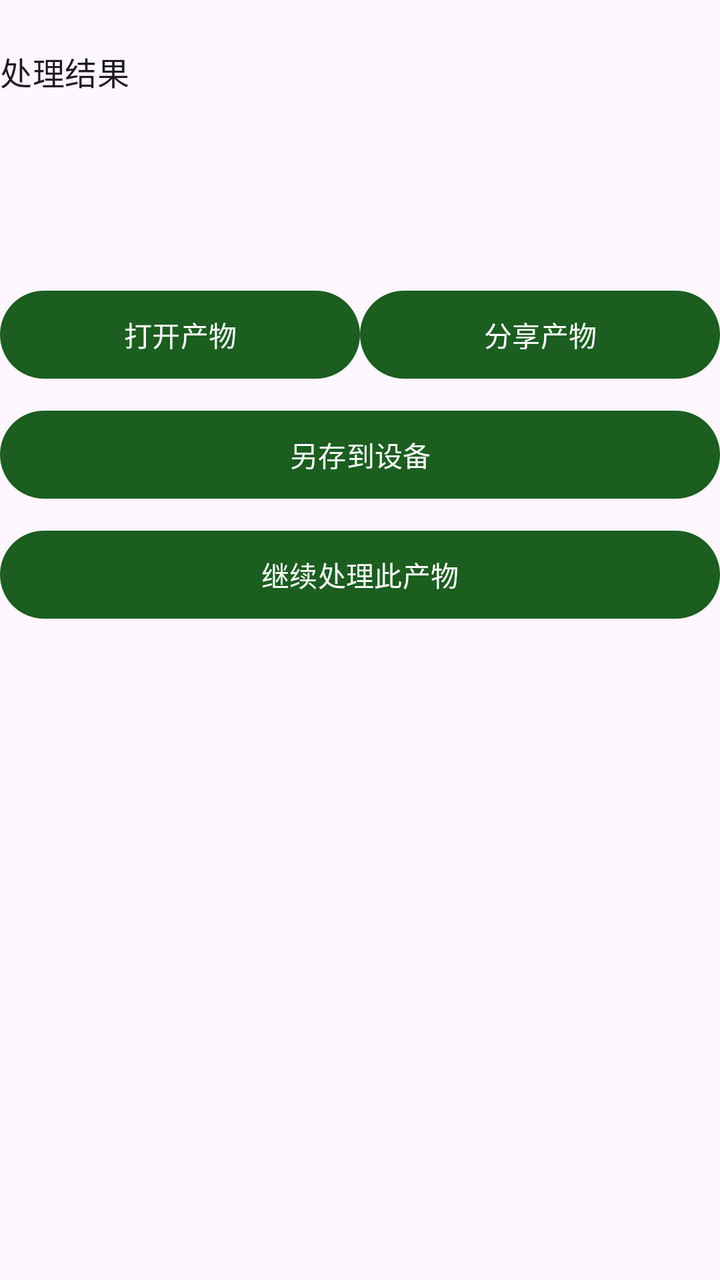
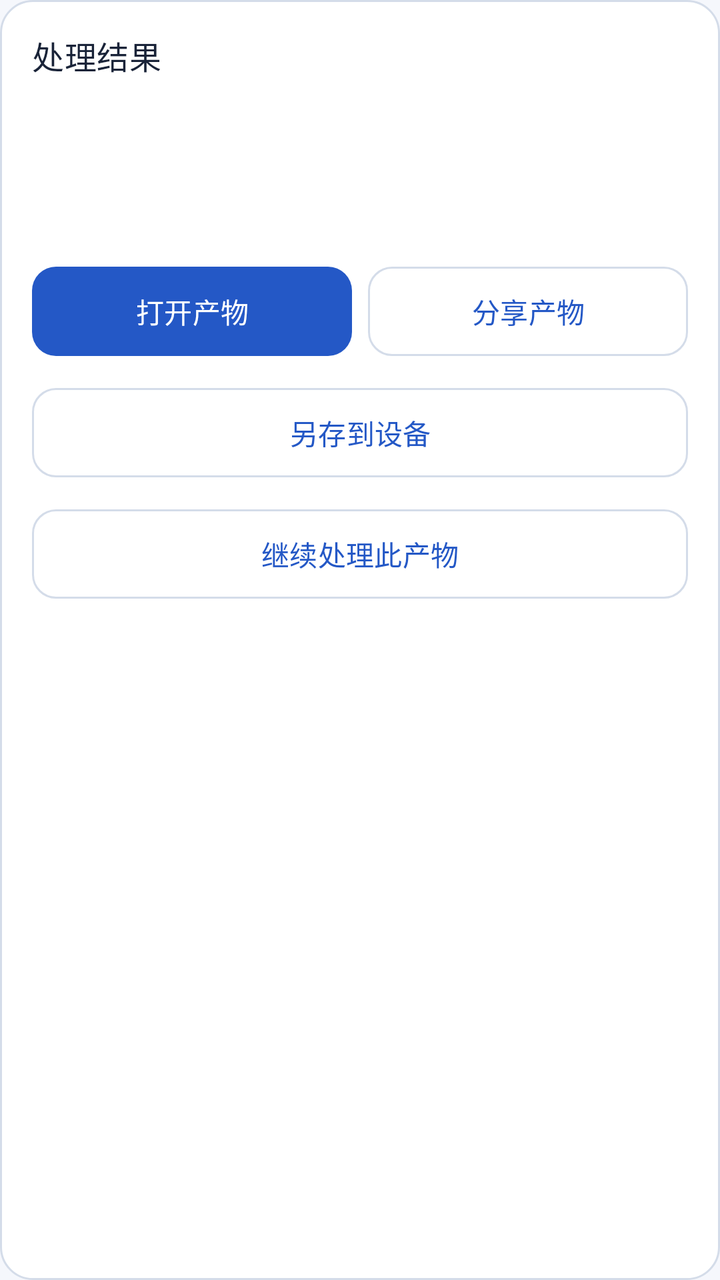

Two renders of the same Android screen: before a commit and after it. Below are the layout's source before the change and the commit's diff.
<!-- AndroidManifest.xml: another module's application theme Theme.DevLib -->
<!-- res/layout/demo_output.xml -->
<?xml version='1.0' encoding='utf-8'?>
<LinearLayout xmlns:android="http://schemas.android.com/apk/res/android" style="@style/Demo.Page" android:padding="0dp">
    <TextView style="@style/Demo.Heading" android:text="@string/demo_output" />
    <TextView android:id="@+id/inputs" style="@style/Demo.Label" android:textIsSelectable="true" />
    <ImageView android:id="@+id/inputPreview" android:layout_width="match_parent" android:layout_height="200dp" android:scaleType="fitCenter" android:contentDescription="@string/workspace_original" android:visibility="gone" />
    <ProgressBar android:id="@+id/progress" style="?android:attr/progressBarStyleHorizontal" android:layout_width="match_parent" android:layout_height="wrap_content" android:visibility="gone" />
    <TextView android:id="@+id/message" style="@style/Demo.Label" android:textIsSelectable="true" />
    <ImageView android:id="@+id/preview" android:layout_width="match_parent" android:layout_height="wrap_content" android:adjustViewBounds="true" android:maxHeight="360dp" android:contentDescription="@string/demo_preview" android:visibility="gone" />
    <com.google.android.material.button.MaterialButton android:id="@+id/cancel" style="@style/Demo.Button" android:text="@string/demo_cancel" android:visibility="gone" />
    <LinearLayout android:layout_width="match_parent" android:layout_height="wrap_content" android:orientation="horizontal">
        <com.google.android.material.button.MaterialButton android:id="@+id/open" style="@style/Demo.Button" android:layout_width="0dp" android:layout_weight="1" android:text="@string/demo_open" />
        <com.google.android.material.button.MaterialButton android:id="@+id/share" style="@style/Demo.Button" android:layout_width="0dp" android:layout_weight="1" android:text="@string/demo_share" />
    </LinearLayout>
    <com.google.android.material.button.MaterialButton android:id="@+id/save" style="@style/Demo.Button" android:text="@string/workspace_save" />
    <com.google.android.material.button.MaterialButton android:id="@+id/continueWith" style="@style/Demo.Button" android:text="@string/workspace_continue" />
</LinearLayout>
<!-- resources referenced by this layout -->
<resources>
  <style name="Demo.Button" parent="">
          <item name="android:layout_width">match_parent</item>
          <item name="android:layout_height">wrap_content</item>
          <item name="android:minHeight">52dp</item>
          <item name="android:layout_marginTop">8dp</item>
      </style>
  <style name="Demo.Heading" parent="Demo.Label">
          <item name="android:textAppearance">?attr/textAppearanceTitleMedium</item>
          <item name="android:layout_marginTop">24dp</item>
      </style>
  <style name="Demo.Label" parent="">
          <item name="android:layout_width">match_parent</item>
          <item name="android:layout_height">wrap_content</item>
          <item name="android:textAppearance">?attr/textAppearanceBodyMedium</item>
          <item name="android:layout_marginTop">12dp</item>
          <item name="android:layout_marginBottom">8dp</item>
      </style>
  <style name="Demo.Page" parent="">
          <item name="android:orientation">vertical</item>
          <item name="android:padding">20dp</item>
          <item name="android:layout_width">match_parent</item>
          <item name="android:layout_height">wrap_content</item>
      </style>
  <style name="Theme.DevLib" parent="Theme.Material3.DayNight.NoActionBar">
          <item name="colorPrimary">@color/primary</item>
          <item name="colorOnPrimary">@color/on_primary</item>
          <item name="android:statusBarColor">@android:color/transparent</item>
          <item name="android:navigationBarColor">@android:color/transparent</item>
          <item name="android:windowLightStatusBar">true</item>
          <item name="android:windowLightNavigationBar">true</item>
          <item name="android:enforceNavigationBarContrast">false</item>
      </style>
  <color name="primary">#1B5E20</color>
  <color name="on_primary">#FFFFFF</color>
  <!-- unchanged entries left out for length: 8 -->
</resources>

<!-- the commit's change to res/layout/demo_output.xml (unified diff, before → after) -->
@@ -1,15 +1,15 @@
 <?xml version='1.0' encoding='utf-8'?>
-<LinearLayout xmlns:android="http://schemas.android.com/apk/res/android" style="@style/Demo.Page" android:padding="0dp">
-    <TextView style="@style/Demo.Heading" android:text="@string/demo_output" />
+<LinearLayout xmlns:android="http://schemas.android.com/apk/res/android" style="@style/Demo.Page" android:padding="16dp" android:layout_marginTop="24dp" android:background="@drawable/demo_result_surface">
+    <TextView style="@style/Demo.Heading" android:layout_marginTop="0dp" android:text="@string/demo_output" />
     <TextView android:id="@+id/inputs" style="@style/Demo.Label" android:textIsSelectable="true" />
     <ImageView android:id="@+id/inputPreview" android:layout_width="match_parent" android:layout_height="200dp" android:scaleType="fitCenter" android:contentDescription="@string/workspace_original" android:visibility="gone" />
     <ProgressBar android:id="@+id/progress" style="?android:attr/progressBarStyleHorizontal" android:layout_width="match_parent" android:layout_height="wrap_content" android:visibility="gone" />
-    <TextView android:id="@+id/message" style="@style/Demo.Label" android:textIsSelectable="true" />
+    <TextView android:id="@+id/message" style="@style/Demo.Label" android:accessibilityLiveRegion="polite" android:textIsSelectable="true" />
     <ImageView android:id="@+id/preview" android:layout_width="match_parent" android:layout_height="wrap_content" android:adjustViewBounds="true" android:maxHeight="360dp" android:contentDescription="@string/demo_preview" android:visibility="gone" />
-    <com.google.android.material.button.MaterialButton android:id="@+id/cancel" style="@style/Demo.Button" android:text="@string/demo_cancel" android:visibility="gone" />
+    <com.google.android.material.button.MaterialButton android:id="@+id/cancel" style="@style/Demo.Button.Danger" android:text="@string/demo_cancel" android:visibility="gone" />
     <LinearLayout android:layout_width="match_parent" android:layout_height="wrap_content" android:orientation="horizontal">
-        <com.google.android.material.button.MaterialButton android:id="@+id/open" style="@style/Demo.Button" android:layout_width="0dp" android:layout_weight="1" android:text="@string/demo_open" />
-        <com.google.android.material.button.MaterialButton android:id="@+id/share" style="@style/Demo.Button" android:layout_width="0dp" android:layout_weight="1" android:text="@string/demo_share" />
+        <com.google.android.material.button.MaterialButton android:id="@+id/open" style="@style/Demo.Button.Primary" android:layout_marginEnd="4dp" android:layout_width="0dp" android:layout_weight="1" android:text="@string/demo_open" />
+        <com.google.android.material.button.MaterialButton android:id="@+id/share" style="@style/Demo.Button" android:layout_marginStart="4dp" android:layout_width="0dp" android:layout_weight="1" android:text="@string/demo_share" />
     </LinearLayout>
     <com.google.android.material.button.MaterialButton android:id="@+id/save" style="@style/Demo.Button" android:text="@string/workspace_save" />
     <com.google.android.material.button.MaterialButton android:id="@+id/continueWith" style="@style/Demo.Button" android:text="@string/workspace_continue" />
<!-- resource entries referenced after the edit -->
@@ -1,39 +1,124 @@
 <!-- resources referenced by this layout -->
 <resources>
-  <style name="Demo.Button" parent="">
+  <!-- drawable demo_result_surface (drawable) -->
+  <shape xmlns:android="http://schemas.android.com/apk/res/android" android:shape="rectangle">
+      <solid android:color="@color/dev_surface_card" />
+      <corners android:radius="16dp" />
+      <stroke android:width="1dp" android:color="@color/dev_outline_variant" />
+  </shape>
+  <style name="Demo.Button" parent="Widget.Material3.Button.OutlinedButton">
           <item name="android:layout_width">match_parent</item>
           <item name="android:layout_height">wrap_content</item>
-          <item name="android:minHeight">52dp</item>
+          <item name="android:minHeight">48dp</item>
+          <item name="android:minWidth">0dp</item>
           <item name="android:layout_marginTop">8dp</item>
+          <item name="android:textAllCaps">false</item>
+          <item name="cornerRadius">12dp</item>
+          <item name="strokeColor">@color/dev_outline_variant</item>
+          <item name="android:paddingTop">12dp</item>
+          <item name="android:paddingBottom">12dp</item>
+      </style>
+  <style name="Demo.Button.Danger" parent="Demo.Button">
+          <item name="android:textColor">@color/dev_error</item>
+      </style>
+  <style name="Demo.Button.Primary" parent="Widget.Material3.Button">
+          <item name="android:layout_width">match_parent</item>
+          <item name="android:layout_height">wrap_content</item>
+          <item name="android:minHeight">48dp</item>
+          <item name="android:minWidth">0dp</item>
+          <item name="android:layout_marginTop">8dp</item>
+          <item name="android:textAllCaps">false</item>
+          <item name="cornerRadius">12dp</item>
+          <item name="android:paddingTop">12dp</item>
+          <item name="android:paddingBottom">12dp</item>
       </style>
   <style name="Demo.Heading" parent="Demo.Label">
           <item name="android:textAppearance">?attr/textAppearanceTitleMedium</item>
+          <item name="android:textColor">@color/feature_res_on_surface</item>
           <item name="android:layout_marginTop">24dp</item>
+          <item name="android:layout_marginBottom">12dp</item>
+          <item name="android:accessibilityHeading">true</item>
       </style>
   <style name="Demo.Label" parent="">
           <item name="android:layout_width">match_parent</item>
           <item name="android:layout_height">wrap_content</item>
           <item name="android:textAppearance">?attr/textAppearanceBodyMedium</item>
-          <item name="android:layout_marginTop">12dp</item>
+          <item name="android:textColor">@color/dev_on_surface_variant</item>
+          <item name="android:lineSpacingExtra">3dp</item>
+          <item name="android:layout_marginTop">8dp</item>
           <item name="android:layout_marginBottom">8dp</item>
       </style>
   <style name="Demo.Page" parent="">
           <item name="android:orientation">vertical</item>
           <item name="android:padding">20dp</item>
+          <item name="android:paddingBottom">32dp</item>
           <item name="android:layout_width">match_parent</item>
           <item name="android:layout_height">wrap_content</item>
       </style>
   <style name="Theme.DevLib" parent="Theme.Material3.DayNight.NoActionBar">
-          <item name="colorPrimary">@color/primary</item>
-          <item name="colorOnPrimary">@color/on_primary</item>
+          <item name="colorPrimary">@color/dev_primary</item>
+          <item name="colorOnPrimary">@color/dev_on_primary</item>
+          <item name="colorPrimaryContainer">@color/dev_primary_container</item>
+          <item name="colorOnPrimaryContainer">@color/dev_on_primary_container</item>
+          <item name="colorSecondary">@color/dev_secondary</item>
+          <item name="colorOnSecondary">@color/dev_on_secondary</item>
+          <item name="colorSecondaryContainer">@color/dev_secondary_container</item>
+          <item name="colorOnSecondaryContainer">@color/dev_on_secondary_container</item>
+          <item name="colorTertiary">@color/dev_secondary</item>
+          <item name="colorOnTertiary">@color/dev_on_secondary</item>
+          <item name="colorTertiaryContainer">@color/dev_secondary_container</item>
+          <item name="colorOnTertiaryContainer">@color/dev_on_secondary_container</item>
+          <item name="android:colorBackground">@color/feature_res_surface</item>
+          <item name="android:windowBackground">@color/feature_res_surface</item>
+          <item name="colorOnBackground">@color/feature_res_on_surface</item>
+          <item name="colorSurface">@color/dev_surface_card</item>
+          <item name="colorOnSurface">@color/feature_res_on_surface</item>
+          <item name="colorSurfaceVariant">@color/dev_surface_variant</item>
+          <item name="colorOnSurfaceVariant">@color/dev_on_surface_variant</item>
+          <item name="colorSurfaceContainer">@color/dev_surface_card</item>
+          <item name="colorSurfaceContainerLow">@color/dev_surface_card</item>
+          <item name="colorSurfaceContainerHigh">@color/dev_surface_variant</item>
+          <item name="colorOutline">@color/dev_outline</item>
+          <item name="colorOutlineVariant">@color/dev_outline_variant</item>
+          <item name="colorError">@color/dev_error</item>
+          <item name="colorOnError">@color/dev_on_error</item>
+          <item name="colorErrorContainer">@color/dev_error_container</item>
+          <item name="colorOnErrorContainer">@color/dev_on_error_container</item>
+          <item name="textInputStyle">@style/Demo.TextInputLayout</item>
+          <item name="materialButtonStyle">@style/Demo.Button.Primary</item>
+          
+          <item name="android:windowLightStatusBar">@bool/dev_light_system_bars</item>
+          <item name="android:windowLightNavigationBar">@bool/dev_light_system_bars</item>
           <item name="android:statusBarColor">@android:color/transparent</item>
           <item name="android:navigationBarColor">@android:color/transparent</item>
-          <item name="android:windowLightStatusBar">true</item>
-          <item name="android:windowLightNavigationBar">true</item>
-          <item name="android:enforceNavigationBarContrast">false</item>
       </style>
-  <color name="primary">#1B5E20</color>
-  <color name="on_primary">#FFFFFF</color>
+  <color name="dev_surface_card">#FFFFFF</color>
+  <color name="dev_outline_variant">#D4DCE9</color>
+  <color name="dev_error">#B3261E</color>
+  <color name="feature_res_on_surface">#192338</color>
+  <color name="dev_on_surface_variant">#526078</color>
+  <color name="dev_primary">#2458C6</color>
+  <color name="dev_on_primary">#FFFFFF</color>
+  <color name="dev_primary_container">#DFE8FF</color>
+  <color name="dev_on_primary_container">#163567</color>
+  <color name="dev_secondary">#146C70</color>
+  <color name="dev_on_secondary">#FFFFFF</color>
+  <color name="dev_secondary_container">#D8F1F0</color>
+  <color name="dev_on_secondary_container">#124F53</color>
+  <color name="feature_res_surface">#F5F7FC</color>
+  <color name="dev_surface_variant">#E9EDF5</color>
+  <color name="dev_outline">#738098</color>
+  <color name="dev_on_error">#FFFFFF</color>
+  <color name="dev_error_container">#FCE3DF</color>
+  <color name="dev_on_error_container">#761F19</color>
+  <style name="Demo.TextInputLayout" parent="Widget.Material3.TextInputLayout.OutlinedBox">
+          <item name="android:layout_marginTop">12dp</item>
+          <item name="boxCornerRadiusTopStart">12dp</item>
+          <item name="boxCornerRadiusTopEnd">12dp</item>
+          <item name="boxCornerRadiusBottomStart">12dp</item>
+          <item name="boxCornerRadiusBottomEnd">12dp</item>
+          <item name="boxBackgroundColor">@color/dev_surface_card</item>
+      </style>
   <!-- unchanged entries left out for length: 8 -->
 </resources>
 
